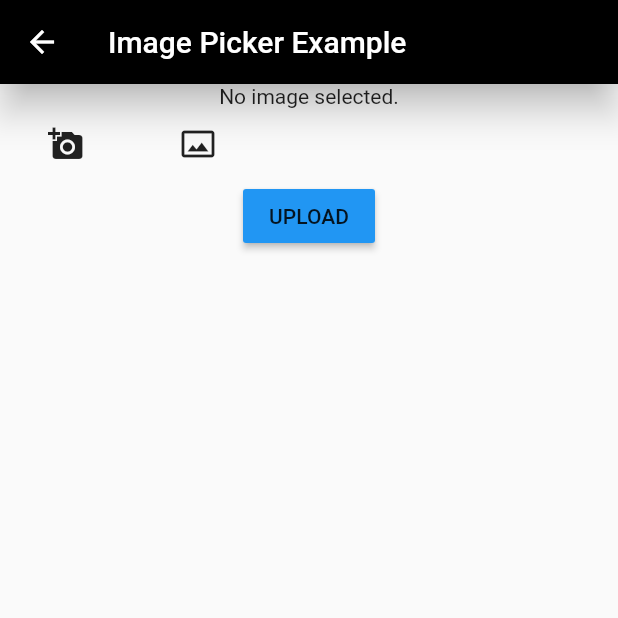
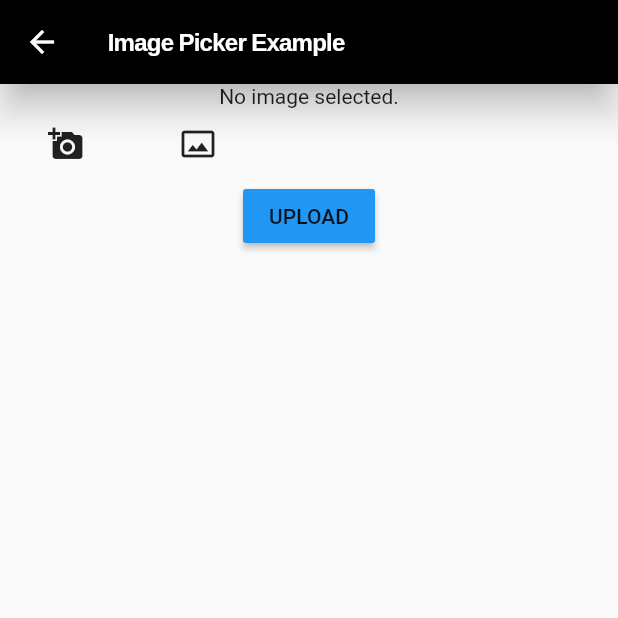
Before and after one commit to Flutter-Bootcamp/flutter_bootcamp_dec_2020_day_by_day, a Flutter app: the imagePick screen opened directly, on a phone screen of 412 x 824 dp, the top half of it. Run offline on Flutter 3.47's test engine with Material 2 defaults, Android fonts, the phone set to English and light mode, and no system bars; our stand-ins replace firebase_core, firebase_storage, get, image_picker; accounts and stored records are empty; network calls fail.

Commit message:
fourth day - end

```diff
--- a/lib/main.dart
+++ b/lib/main.dart
@@ -1,5 +1,6 @@
 import 'package:flutter/material.dart';
 import 'package:flutter_bootcamp_2020/screens/homepage_screen.dart';
+import 'package:flutter_bootcamp_2020/util/theme_features.dart';
 
 
 void main() {
@@ -16,7 +17,10 @@ class MyApp extends StatelessWidget {
         primarySwatch: Colors.blue,
         appBarTheme: AppBarTheme(
           color: Colors.black,
-          elevation: 10
+          elevation: 10,
+          textTheme: TextTheme(
+            headline6: ThemeFeatures.boldWhite
+          )
         )
       ),
       home: HomePage(),
--- a/lib/screens/market_screen.dart
+++ b/lib/screens/market_screen.dart
@@ -1,10 +1,11 @@
 import 'package:flutter/material.dart';
 import 'package:flutter_bootcamp_2020/screens/article_list_screen.dart';
+import 'package:flutter_bootcamp_2020/widgets/horizontal_list_container.dart';
 import '../global.dart';
 
 class Market extends StatelessWidget {
   @override
   Widget build(BuildContext context) {
-    return ArticleListScreen(list: list,);
+    return HorizontalListContainer(category: 'All',);
   }
 }
--- /dev/null
+++ b/lib/util/theme_features.dart
@@ -0,0 +1,35 @@
+import 'package:flutter/cupertino.dart';
+import 'package:flutter/material.dart';
+
+class ThemeFeatures {
+  static const TextStyle bold = const TextStyle(
+    fontFamily: 'Arimo',
+    fontWeight: FontWeight.bold,
+    letterSpacing: -0.5,
+    wordSpacing: -0.5,
+    fontSize: 16
+  );
+  static const TextStyle boldWhite = const TextStyle(
+      fontFamily: 'Arimo',
+      fontWeight: FontWeight.bold,
+      letterSpacing: -0.5,
+      wordSpacing: -0.5,
+      fontSize: 16,
+      color: Colors.white
+  );
+
+  static const TextStyle normal = const TextStyle(
+    fontFamily: 'Arimo',
+  );
+
+  static const TextStyle normalWhite = const TextStyle(
+    fontFamily: 'Arimo',
+    color: Colors.white
+  );
+
+  static const TextStyle italic = const TextStyle(
+    fontFamily: 'Arimo',
+    fontStyle: FontStyle.italic
+  );
+
+}
--- a/pubspec.yaml
+++ b/pubspec.yaml
@@ -26,6 +26,7 @@ dependencies:
   image_picker: ^0.6.7+15
   firebase_storage: ^5.2.0
   firebase_core: ^0.5.3
+  get: ^3.12.1
 
 
   # The following adds the Cupertino Icons font to your application.
```
Also changed, not shown: lib/controllers/cart_controller.dart (added, +24 -0 lines), lib/screens/article_list_screen.dart (+7 -1 lines), lib/screens/article_screen.dart (+4 -4 lines), lib/screens/cart_screen.dart (+36 -2 lines), lib/widgets/article_custom_card.dart (+25 -14 lines), lib/widgets/article_custom_tile.dart (+10 -2 lines), lib/widgets/horizontal_list_container.dart (added, +65 -0 lines), lib/controllers/address_delivery_controller.dart (added), lib/controllers/article_list_controller.dart (added), pubspec.lock.
